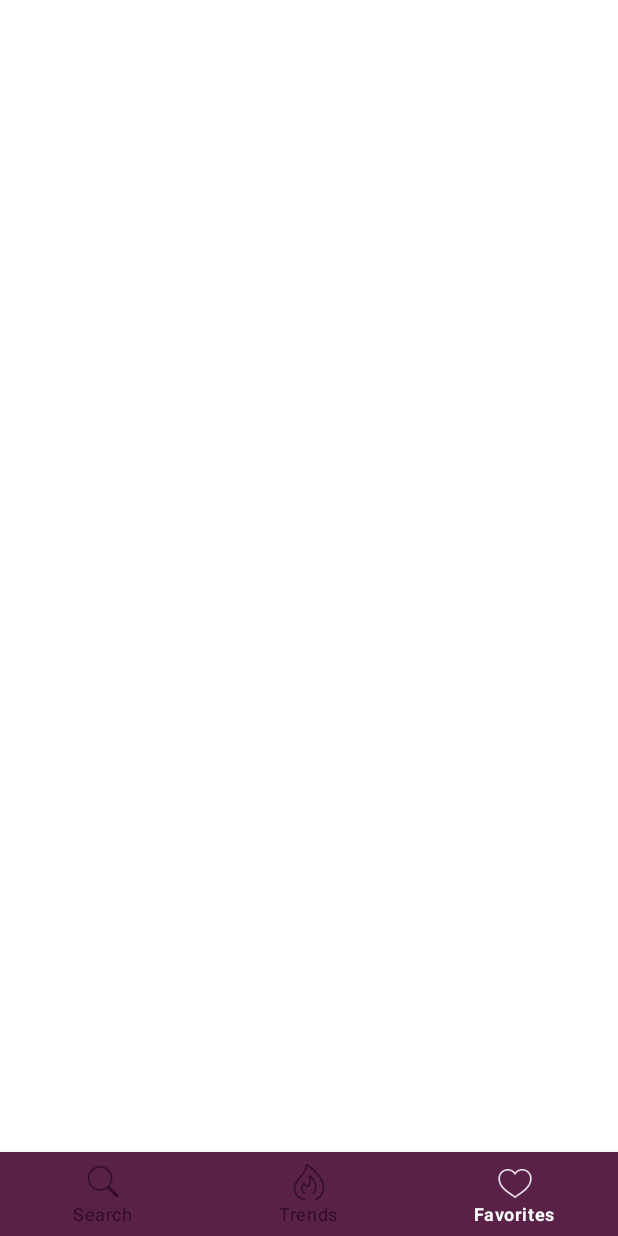
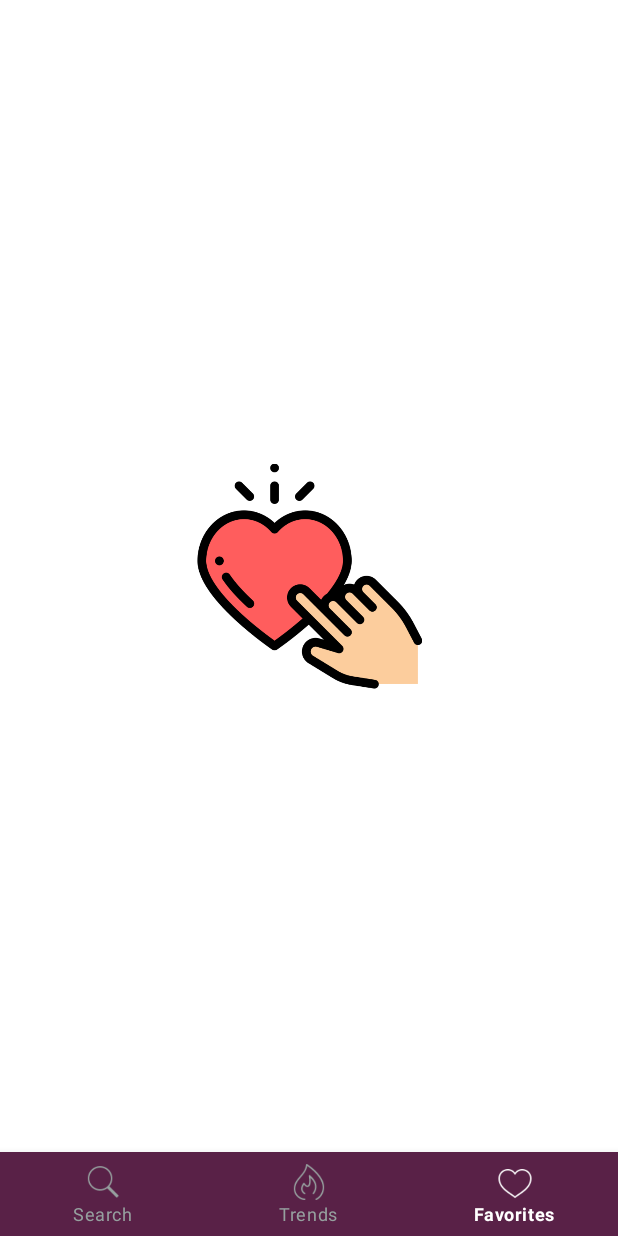
Before and after one commit to Feyzarkt/MovieApp, an Android app: the FavoritesFragment screen opened through its navigation route, on a phone screen of 412 x 824 dp. Run offline under Robolectric (Android 15) with nearby library versions, the phone set to English and light mode, and no system bars; our stand-ins replace Dagger/Hilt's generated code, navigation-ui; 1 statement that could not run was skipped.

Commit message:
Update UI

```diff
--- a/app/src/main/res/drawable/icon_color_selector.xml
+++ b/app/src/main/res/drawable/icon_color_selector.xml
@@ -1,5 +1,5 @@
 <?xml version="1.0" encoding="utf-8"?>
 <selector xmlns:android="http://schemas.android.com/apk/res/android">
     <item android:color="@color/white" android:state_checked="true" />
-    <item android:color="@color/purple2" android:state_checked="false" />
+    <item android:color="@color/grey" android:state_checked="false" />
 </selector>
--- a/app/src/main/res/layout/fragment_favorites.xml
+++ b/app/src/main/res/layout/fragment_favorites.xml
@@ -1,27 +1,38 @@
 <?xml version="1.0" encoding="utf-8"?>
-<FrameLayout xmlns:android="http://schemas.android.com/apk/res/android"
+<androidx.constraintlayout.widget.ConstraintLayout xmlns:android="http://schemas.android.com/apk/res/android"
+    xmlns:app="http://schemas.android.com/apk/res-auto"
     xmlns:tools="http://schemas.android.com/tools"
     android:layout_width="match_parent"
     android:layout_height="match_parent"
-    xmlns:app="http://schemas.android.com/apk/res-auto"
     tools:context=".ui.favorites.FavoritesFragment">
+
+    <androidx.appcompat.widget.AppCompatImageView
+        android:id="@+id/ivFavoritesIcon"
+        android:layout_width="150dp"
+        android:layout_height="150dp"
+        android:src="@drawable/ic_touch"
+        android:visibility="invisible"
+        app:layout_constraintBottom_toBottomOf="parent"
+        app:layout_constraintEnd_toEndOf="parent"
+        app:layout_constraintStart_toStartOf="parent"
+        app:layout_constraintTop_toTopOf="parent" />
 
     <ProgressBar
         android:id="@+id/progressBar"
         android:layout_width="wrap_content"
         android:layout_height="wrap_content"
-        app:layout_constraintTop_toTopOf="parent"
+        app:layout_constraintBottom_toBottomOf="parent"
         app:layout_constraintEnd_toEndOf="parent"
         app:layout_constraintStart_toStartOf="parent"
-        app:layout_constraintBottom_toBottomOf="parent"/>
+        app:layout_constraintTop_toTopOf="parent" />
 
     <androidx.recyclerview.widget.RecyclerView
         android:id="@+id/rvFavMovies"
         android:layout_width="match_parent"
         android:layout_height="match_parent"
         android:layout_margin="10dp"
-        tools:listitem="@layout/item_fav_movie"
+        app:layoutManager="androidx.recyclerview.widget.GridLayoutManager"
         app:spanCount="2"
-        app:layoutManager="androidx.recyclerview.widget.GridLayoutManager"/>
+        tools:listitem="@layout/item_fav_movie" />
 
-</FrameLayout>
+</androidx.constraintlayout.widget.ConstraintLayout>
```
Also changed, not shown: app/src/main/res/layout/fragment_search.xml (+11 -1 lines), app/src/main/res/layout/fragment_splash.xml (+13 -1 lines).
